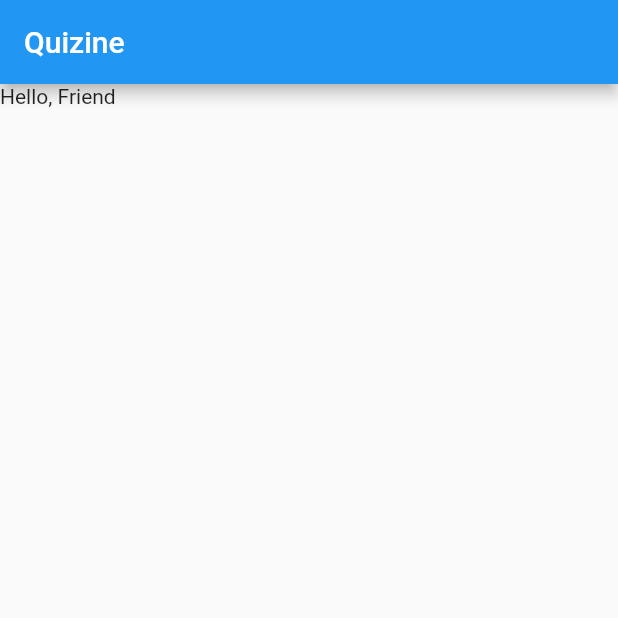
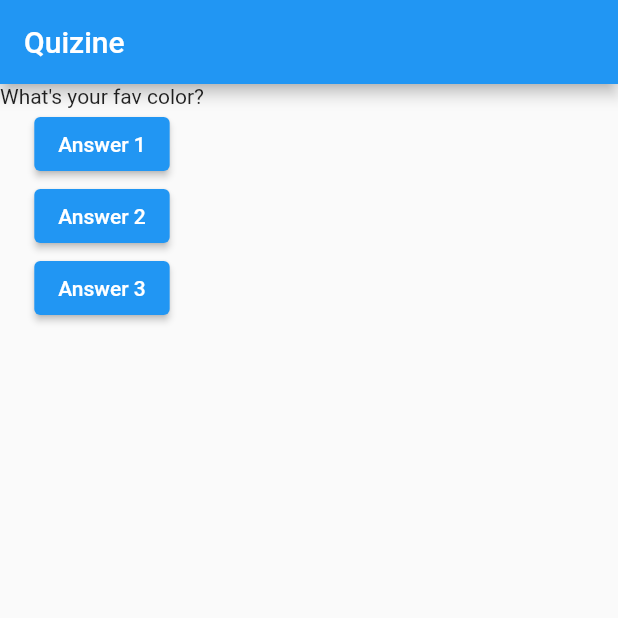
Before and after one commit to anis-agwan/Quizine, a Flutter app: the screen it shows after launch, on a phone screen of 412 x 824 dp, the top half of it. Run offline on Flutter 3.47's test engine with Material 2 defaults, Android fonts, the phone set to English and light mode, and no system bars.

Commit message:
question and answer func

```diff
--- a/lib/main.dart
+++ b/lib/main.dart
@@ -5,16 +5,44 @@ void main() {
 }
 
 class MyApp extends StatelessWidget {
+  var questionIndex = 0;
+
+  void answerQuestion() {
+    questionIndex += 1;
+    print(questionIndex);
+  }
+
   // This widget is the root of your application.
   @override
   Widget build(BuildContext context) {
+    var questions = [
+      "What\'s your fav color?",
+      "What\'s your fav animal?",
+    ];
+
     return MaterialApp(
       title: 'Quizine',
       home: Scaffold(
         appBar: AppBar(
           title: Text("Quizine"),
         ),
-        body: Text("Hello, Friend"),
+        body: Column(
+          children: <Widget>[
+            Text(questions[questionIndex]),
+            ElevatedButton(
+                onPressed: answerQuestion,
+                child: Text("Answer 1"),
+            ),
+            ElevatedButton(
+              onPressed: answerQuestion,
+              child: Text("Answer 2"),
+            ),
+            ElevatedButton(
+              onPressed: answerQuestion,
+              child: Text("Answer 3"),
+            )
+          ],
+        ),
       ),
     );
   }
```
